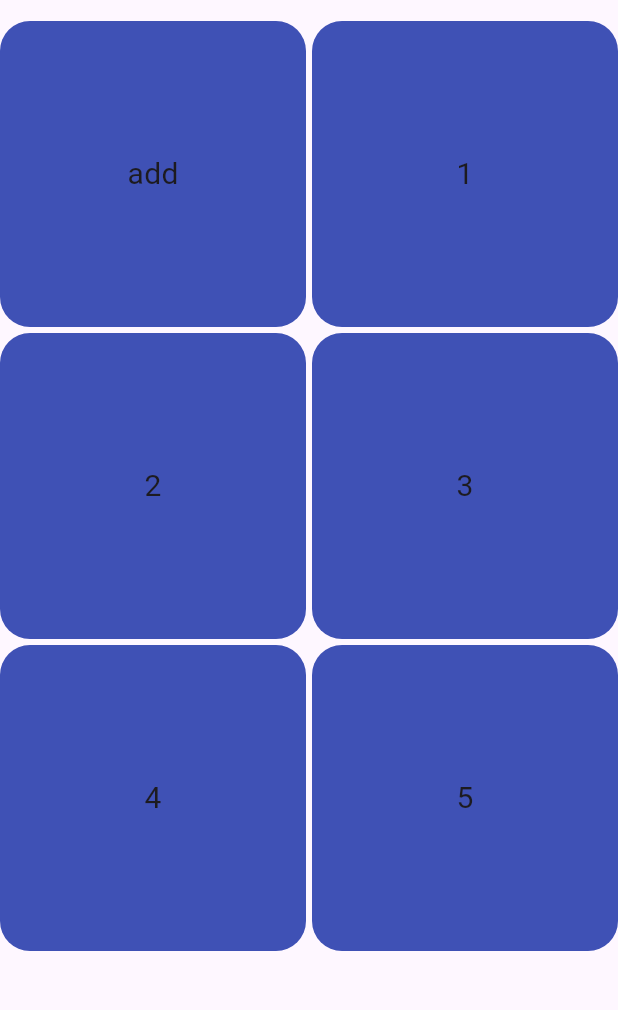
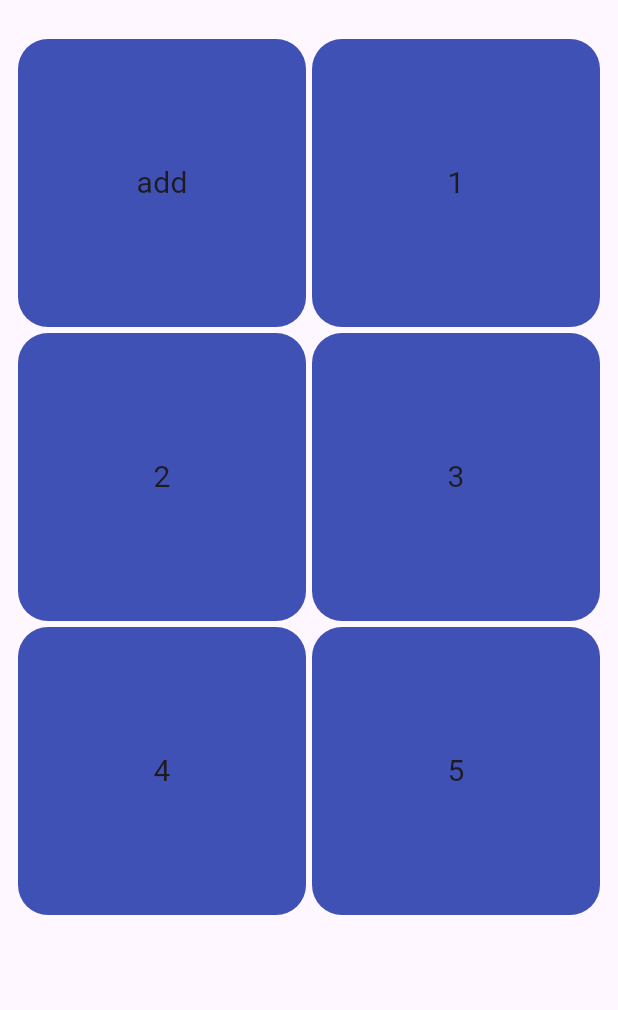
Before and after one commit to abuwael/list_of_number-app, a Flutter app: the screen it shows after launch, on a phone screen of 412 x 824 dp, the part 63-1073 px from its top. Run offline on Flutter 3.47's test engine with Material 3 defaults, Android fonts, the phone set to English and light mode, and no system bars.

Commit message:
some badding 😎✌

```diff
--- a/lib/home.dart
+++ b/lib/home.dart
@@ -14,7 +14,9 @@ class _HomeState extends State<Home> {
   Widget build(BuildContext context) {
     return Scaffold(
       appBar: AppBar(title: const Text("List Of Number"), centerTitle: true),
-      body: GridView.count(
+      body: Padding(
+        padding: const EdgeInsets.all(12.0),
+        child: GridView.count(
           crossAxisCount: 2,
           mainAxisSpacing: 4,
           crossAxisSpacing: 4,
@@ -28,6 +30,7 @@ class _HomeState extends State<Home> {
                     ))
           ],
         ),
+      ),
     );
   }
 }
```
Lines whose indentation alone changed are shown as unchanged.
